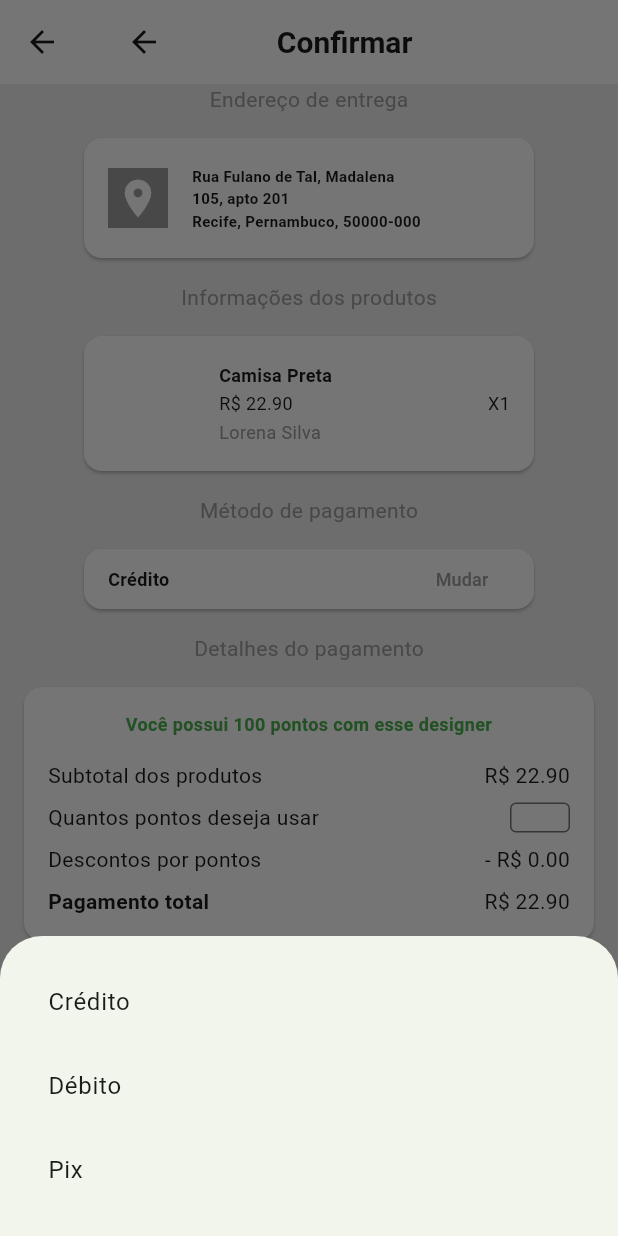
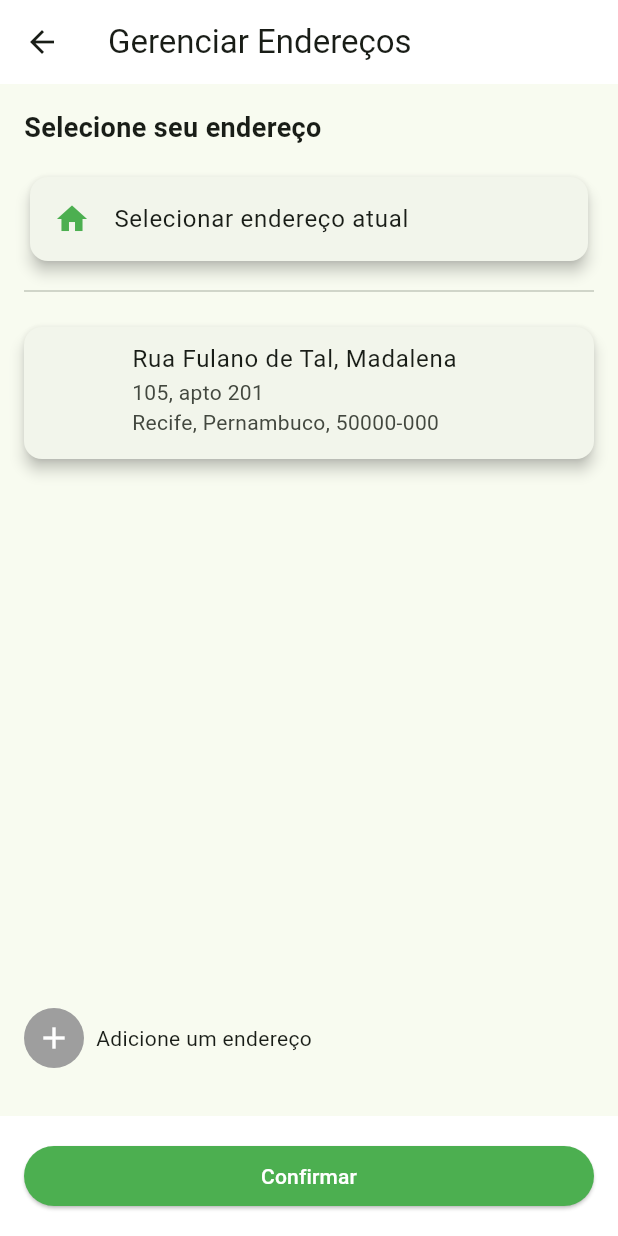
Before and after one commit to celsosoares/cycle-project, a Flutter app: the ConfirmBuying screen opened by its route, after a tap on "Mudar", on a phone screen of 412 x 824 dp. Run offline on Flutter 3.47's test engine with Material 3 defaults, Android fonts, the phone set to English and light mode, and no system bars; our stand-ins replace cloud_firestore, firebase_auth, firebase_core; accounts and stored records are empty.

Commit message:
Fix e Address

```diff
--- a/lib/main.dart
+++ b/lib/main.dart
@@ -11,6 +11,7 @@ import 'pages/buying_product.dart';
 import 'pages/confirm_buying.dart';
 import 'pages/product_brought.dart';
 import 'pages/product_delivery.dart';
+import 'pages/address.dart';
 
 void main() async {
   WidgetsFlutterBinding.ensureInitialized();
@@ -33,7 +34,7 @@ class MyApp extends StatelessWidget {
         colorScheme:
             ColorScheme.fromSeed(seedColor: Color.fromARGB(255, 16, 134, 0)),
       ),
-      initialRoute: ProductDelivery.routeName,
+      initialRoute: ConfirmBuying.routeName,
       routes: {
         ProductPage.routeName: (context) => const ProductPage(),
         WelcomePage.routeName: (context) => const WelcomePage(),
@@ -45,7 +46,8 @@ class MyApp extends StatelessWidget {
             const ListViewRecommendations(),
         ConfirmBuying.routeName: (context) => const ConfirmBuying(),
         ProductBrought.routeName: (context) => const ProductBrought(),
-        ProductDelivery.routeName: (context) => const ProductDelivery()
+        ProductDelivery.routeName: (context) => const ProductDelivery(),
+        AddressScreen.routeName: (context) => AddressScreen(),
       },
     );
   }
--- /dev/null
+++ b/lib/pages/address.dart
@@ -0,0 +1,130 @@
+import 'package:flutter/material.dart';
+
+// Classe para representar um endereço
+class Address {
+  final String street;
+  final String complement;
+  final String cityStateZip;
+
+  Address({
+    required this.street,
+    required this.complement,
+    required this.cityStateZip,
+  });
+}
+
+class AddressScreen extends StatefulWidget {
+  static const routeName = '/Address';
+  @override
+  _AddressScreenState createState() => _AddressScreenState();
+}
+
+class _AddressScreenState extends State<AddressScreen> {
+  List<Address> addresses = [
+    Address(
+      street: 'Rua Fulano de Tal, Madalena',
+      complement: '105, apto 201',
+      cityStateZip: 'Recife, Pernambuco, 50000-000',
+    ),
+  ];
+
+  // Endereço selecionado
+  Address? selectedAddress;
+
+  @override
+  Widget build(BuildContext context) {
+    return Scaffold(
+      appBar: AppBar(
+        title: Text('Gerenciar Endereços'),
+        backgroundColor: const Color.fromARGB(255, 255, 255, 255),
+      ),
+      body: Padding(
+        padding: const EdgeInsets.all(16.0),
+        child: Column(
+          crossAxisAlignment: CrossAxisAlignment.start,
+          children: [
+            // Título
+            Text(
+              'Selecione seu endereço',
+              style: TextStyle(
+                fontSize: 18,
+                fontWeight: FontWeight.bold,
+              ),
+            ),
+            const SizedBox(height: 16),
+            // Card para endereço atual
+            Card(
+              elevation: 4,
+              child: ListTile(
+                leading: Icon(Icons.home, color: Colors.green),
+                title: Text('Selecionar endereço atual'),
+                onTap: () {
+                  // Ação ao selecionar o endereço atual
+                },
+              ),
+            ),
+            const Divider(height: 32),
+            // Lista de endereços
+            Expanded(
+              child: ListView.builder(
+                itemCount: addresses.length,
+                itemBuilder: (context, index) {
+                  final address = addresses[index];
+                  final isSelected = address == selectedAddress;
+                  return Card(
+                    margin: const EdgeInsets.symmetric(vertical: 8),
+                    elevation: 4,
+                    child: ListTile(
+                      leading: CircleAvatar(
+                        backgroundColor:
+                            isSelected ? Colors.green : Colors.transparent,
+                        child: isSelected
+                            ? Icon(Icons.check, color: Colors.white)
+                            : null,
+                      ),
+                      title: Text(address.street),
+                      subtitle: Text(
+                          '${address.complement}\n${address.cityStateZip}'),
+                      isThreeLine: true,
+                      onTap: () {
+                        setState(() {
+                          selectedAddress = address;
+                        });
+                      },
+                    ),
+                  );
+                },
+              ),
+            ),
+            // Adicionar novo endereço
+            Row(
+              children: [
+                CircleAvatar(
+                  backgroundColor: Colors.grey,
+                  child: Icon(Icons.add, color: Colors.white),
+                ),
+                const SizedBox(width: 8),
+                Text('Adicione um endereço'),
+              ],
+            ),
+            const SizedBox(height: 16),
+          ],
+        ),
+      ),
+      bottomNavigationBar: Container(
+        color: const Color.fromARGB(255, 255, 255, 255),
+        padding: const EdgeInsets.all(16.0),
+        child: ElevatedButton(
+          style: ElevatedButton.styleFrom(
+              backgroundColor: Colors.green, foregroundColor: Colors.white),
+          onPressed: () {
+            Navigator.of(context).pushNamed('/ConfirmBuying');
+          },
+          child: Text(
+            'Confirmar',
+          ),
+        ),
+      ),
+    );
+  }
+}
--- a/lib/pages/buying_product.dart
+++ b/lib/pages/buying_product.dart
@@ -1,3 +1,4 @@
+import 'dart:io';
 import 'package:flutter/material.dart';
 
 class Produto {
@@ -25,12 +26,12 @@ class Produto {
 class Designer {
   final String nome;
   final String bio;
-  final String fotoUrl;
+  final String foto;
 
   Designer({
     required this.nome,
     required this.bio,
-    required this.fotoUrl,
+    required this.foto,
   });
 }
 
@@ -53,9 +54,9 @@ class _ProductPageState extends State<ProductPage> {
     vendidos: 29,
     pontosDesigner: 100,
     imagens: [
-      'https://via.placeholder.com/200',
-      'https://via.placeholder.com/200',
-      'https://via.placeholder.com/200',
+      'images/camisa.png',
+      'images/camisa.png',
+      'images/camisa.png',
     ],
   );
 
@@ -63,7 +64,7 @@ class _ProductPageState extends State<ProductPage> {
     nome: 'Lorena Silva',
     bio:
         'Transformando materiais descartados em peças de moda únicas e conscientes! ✨🌿 Designer de moda e defensora do upcycling. Explore minha coleção exclusiva de roupas e acessórios feitos à mão, cada um contando sua própria história de renovação e sustentabilidade.',
-    fotoUrl: 'https://via.placeholder.com/100',
+    foto: 'images/Avatar.png',
   );
 
   int imagemSelecionada = 0;
@@ -113,7 +114,7 @@ class _ProductPageState extends State<ProductPage> {
                       Stack(
                         children: [
                           Center(
-                            child: Image.network(
+                            child: Image.asset(
                               produto.imagens[imagemSelecionada],
                               height: 200,
                               width: 200,
@@ -152,7 +153,7 @@ class _ProductPageState extends State<ProductPage> {
                                       : Colors.grey,
                                 ),
                                 image: DecorationImage(
-                                  image: NetworkImage(produto.imagens[index]),
+                                  image: AssetImage(produto.imagens[index]),
                                   fit: BoxFit.cover,
                                 ),
                               ),
@@ -224,7 +225,7 @@ class _ProductPageState extends State<ProductPage> {
                     crossAxisAlignment: CrossAxisAlignment.start,
                     children: [
                       CircleAvatar(
-                        backgroundImage: NetworkImage(designer.fotoUrl),
+                        backgroundImage: AssetImage(designer.foto),
                         radius: 30,
                       ),
                       const SizedBox(width: 16),
--- a/lib/pages/confirm_buying.dart
+++ b/lib/pages/confirm_buying.dart
@@ -3,7 +3,7 @@ import 'dart:ui';
 import 'package:flutter/material.dart';
 import 'package:cycle_project/pages/buying_product.dart';
 import 'package:flutter/rendering.dart';
-import 'package:flutter/widgets.dart'; // Importando as classes necessárias
+import 'package:flutter/widgets.dart';
 
 class ConfirmBuying extends StatefulWidget {
   static const routeName = '/ConfirmBuying';
@@ -24,9 +24,9 @@ class _ConfirmBuyingState extends State<ConfirmBuying> {
     vendidos: 29,
     pontosDesigner: 100,
     imagens: [
-      'https://via.placeholder.com/200',
-      'https://via.placeholder.com/200',
-      'https://via.placeholder.com/200',
+      'images/camisa.png',
+      'images/camisa.png',
+      'images/camisa.png',
     ],
   );
 
@@ -34,7 +34,7 @@ class _ConfirmBuyingState extends State<ConfirmBuying> {
     nome: 'Lorena Silva',
     bio:
         'Transformando materiais descartados em peças de moda únicas e conscientes! ✨🌿 Designer de moda e defensora do upcycling. Explore minha coleção exclusiva de roupas e acessórios feitos à mão, cada um contando sua própria história de renovação e sustentabilidade.',
-    fotoUrl: 'https://via.placeholder.com/100',
+    foto: 'images/Avatar.png',
   );
 
   final Address address = Address(
@@ -49,13 +49,12 @@ class _ConfirmBuyingState extends State<ConfirmBuying> {
     pix: 'Pix',
   );
 
-  String selectedPaymentMethod = 'Crédito'; // Método de pagamento selecionado
+  String selectedPaymentMethod = 'Crédito';
+  int imagemSelecionada = 0;
+  int quantidade = 1;
 
-  int imagemSelecionada = 0;
-  int quantidade = 1; // Contador de quantidade inicial
-
-  int pontosUsados = 0; // Pontos que o usuário deseja usar
-  double desconto = 0.0; // Desconto calculado
+  int pontosUsados = 0;
+  double desconto = 0.0;
 
   void _selectPaymentMethod() {
     showModalBottomSheet(
@@ -151,15 +150,14 @@ class _ConfirmBuyingState extends State<ConfirmBuying> {
             Card(
               color: Colors.white,
               margin: const EdgeInsets.all(16.0),
-              child: SizedBox(
-                width: 300, // Largura fixa para o Card
-                height: 80, // Altura fixa para o Card
               child: Padding(
                 padding: const EdgeInsets.all(16.0),
-                  child: Row(
+                child: Column(
+                  children: [
+                    Row(
                       children: [
                         Container(
-                        width: 40, // 1/4 do Card (tamanho do lado da imagem)
+                          width: 40, // Tamanho do lado da imagem
                           height: 40,
                           color: Colors.grey, // Placeholder para a imagem
                           child: const Icon(Icons.location_on,
@@ -171,12 +169,33 @@ class _ConfirmBuyingState extends State<ConfirmBuying> {
                             crossAxisAlignment: CrossAxisAlignment.start,
                             mainAxisAlignment: MainAxisAlignment.center,
                             children: [
-                            Text(
+                              Row(
+                                mainAxisAlignment:
+                                    MainAxisAlignment.spaceBetween,
+                                children: [
+                                  Expanded(
+                                    child: Text(
                                       address.street,
                                       style: const TextStyle(
                                         fontSize: 10.0,
                                         fontWeight: FontWeight.bold,
                                       ),
+                                    ),
+                                  ),
+                                  TextButton(
+                                    onPressed: () {
+                                      Navigator.of(context)
+                                          .pushNamed('/Address');
+                                    },
+                                    child: const Text(
+                                      'Mudar',
+                                      style: TextStyle(
+                                        color: Colors.grey,
+                                        fontSize: 10.0,
+                                      ),
+                                    ),
+                                  ),
+                                ],
                               ),
                               const SizedBox(height: 1.0),
                               Text(
@@ -199,6 +218,7 @@ class _ConfirmBuyingState extends State<ConfirmBuying> {
                         ),
                       ],
                     ),
+                  ],
                 ),
               ),
             ),
@@ -206,7 +226,7 @@ class _ConfirmBuyingState extends State<ConfirmBuying> {
               'Informações dos produtos',
               style: TextStyle(fontSize: 14, color: Colors.grey),
             ),
-            // Segundo card com a primeira imagem do produto e contador de quantidade
+
             Card(
               color: Colors.white,
               margin: const EdgeInsets.all(16.0),
@@ -220,11 +240,7 @@ class _ConfirmBuyingState extends State<ConfirmBuying> {
                       SizedBox(
                         width: 60,
                         height: 60,
-                        child: Image.network(
-                          produto
-                              .imagens[0], // Substituindo o ícone pela imagem
-                          fit: BoxFit.cover,
-                        ),
+                        child: Image.asset(produto.imagens[0]),
                       ),
                       const SizedBox(width: 14.0),
                       Expanded(
@@ -255,7 +271,6 @@ class _ConfirmBuyingState extends State<ConfirmBuying> {
                           ],
                         ),
                       ),
-                      // Contador de quantidade
                       Text(
                         'X$quantidade',
                         style: const TextStyle(
@@ -271,7 +286,7 @@ class _ConfirmBuyingState extends State<ConfirmBuying> {
               'Método de pagamento',
               style: TextStyle(fontSize: 14, color: Colors.grey),
             ),
-            // Card de método de pagamento
+
             Card(
               color: Colors.white,
               margin: const EdgeInsets.all(16.0),
```
Also changed, not shown: lib/pages/product_delivery.dart (+31 -30 lines), lib/shared/address_controller.dart (added, +120 -0 lines), images/Avatar.png (added), images/camisa.png (added), images/mapa.png (added). Lines whose indentation alone changed are shown as unchanged.
